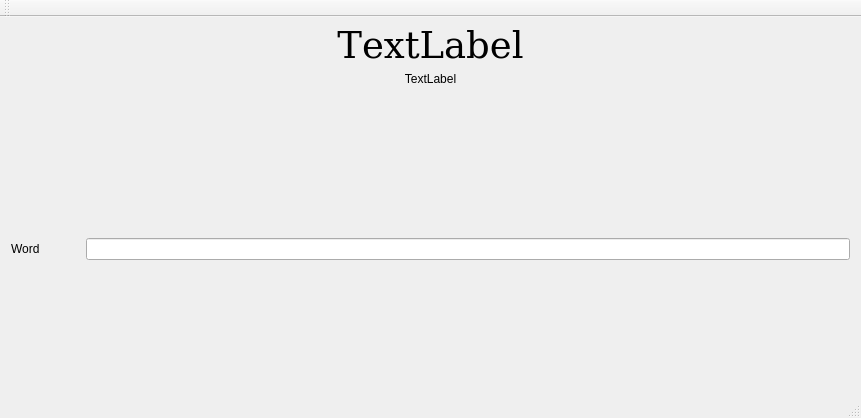
The window that mainwindow.ui (sameday85/bee-gt5) describes before a commit, drawn with Qt 5.
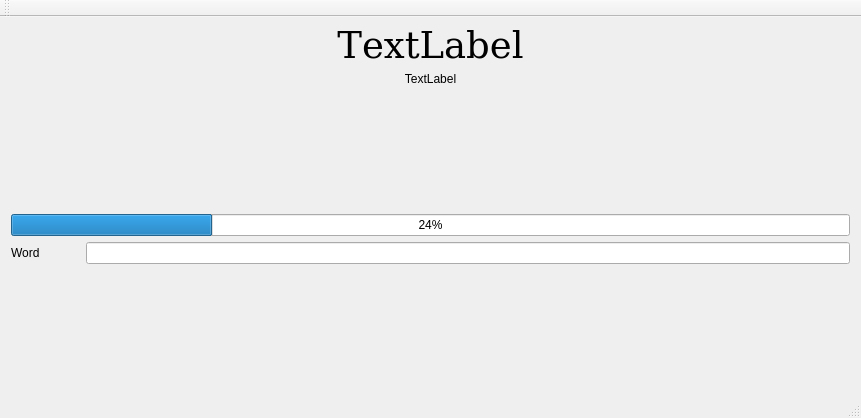
The same window after the commit.

The edit to the form file:
```diff
--- a/mainwindow.ui
+++ b/mainwindow.ui
@@ -97,6 +97,19 @@
       </property>
      </widget>
     </item>
+    <item>
+     <widget class="QProgressBar" name="progressBar">
+      <property name="maximumSize">
+       <size>
+        <width>16777215</width>
+        <height>16777213</height>
+       </size>
+      </property>
+      <property name="value">
+       <number>24</number>
+      </property>
+     </widget>
+    </item>
     <item>
      <layout class="QHBoxLayout" name="horizontalLayout" stretch="0,1,1">
       <item>
@@ -147,6 +160,19 @@
       </property>
      </spacer>
     </item>
+    <item>
+     <widget class="QLabel" name="labelStats">
+      <property name="maximumSize">
+       <size>
+        <width>16777215</width>
+        <height>16777215</height>
+       </size>
+      </property>
+      <property name="text">
+       <string/>
+      </property>
+     </widget>
+    </item>
    </layout>
   </widget>
   <widget class="QMenuBar" name="menuBar">
```
